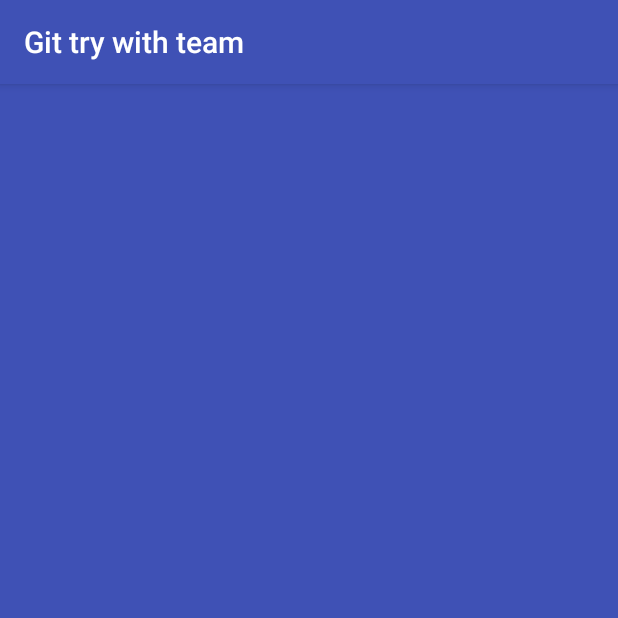
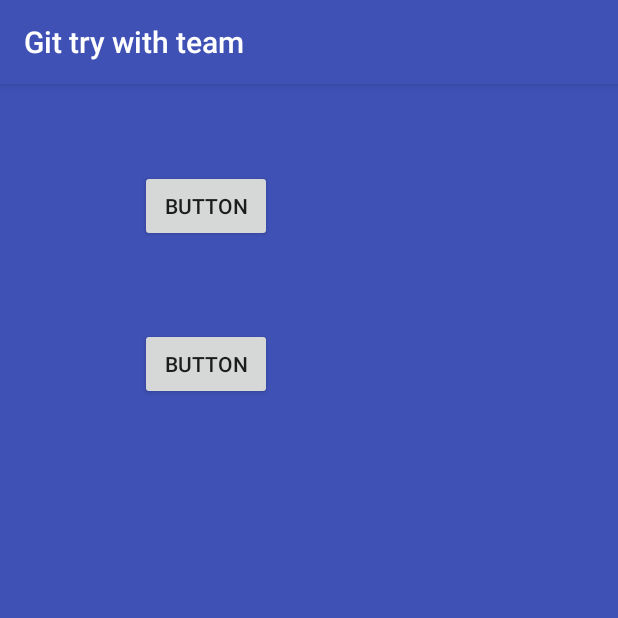
Before and after one commit to kazimdsaidul/GittryWithTeam, an Android app: the Rezaul screen opened directly, with no data from a screen before it, on a phone screen of 412 x 824 dp, the top half of it. Run offline under Robolectric (Android 15) with nearby library versions, the phone set to English and light mode, and no system bars.

```diff
--- a/app/src/main/res/layout/activity_rezaul.xml
+++ b/app/src/main/res/layout/activity_rezaul.xml
@@ -7,4 +7,23 @@
     android:background="@color/colorPrimary"
     tools:context="sadiul.com.gittrywithteam.Rezaul">
 
+    <Button
+        android:id="@+id/button"
+        android:layout_width="wrap_content"
+        android:layout_height="wrap_content"
+        android:text="Button"
+        app:layout_constraintTop_toTopOf="parent"
+        android:layout_marginTop="57dp"
+        android:layout_marginLeft="93dp"
+        app:layout_constraintLeft_toLeftOf="parent" />
+
+    <Button
+        android:id="@+id/button2"
+        android:layout_width="wrap_content"
+        android:layout_height="wrap_content"
+        android:text="Button"
+        android:layout_marginTop="57dp"
+        app:layout_constraintTop_toBottomOf="@+id/button"
+        android:layout_marginLeft="93dp"
+        app:layout_constraintLeft_toLeftOf="parent" />
 </android.support.constraint.ConstraintLayout>
```
